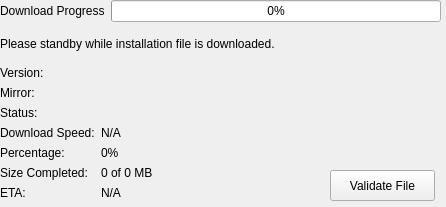
Old version of the form playground/gsoc/PaW/src/ui/gui/downloading.ui in the repository pars-linux/uludag.
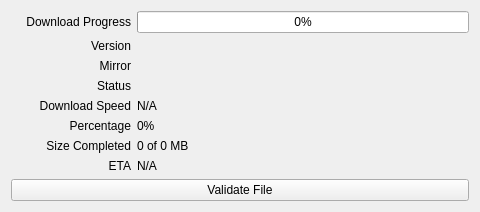
New version of the form.

```diff
--- a/playground/gsoc/PaW/src/ui/gui/downloading.ui
+++ b/playground/gsoc/PaW/src/ui/gui/downloading.ui
@@ -6,82 +6,75 @@
    <rect>
     <x>0</x>
     <y>0</y>
-    <width>446</width>
-    <height>207</height>
+    <width>480</width>
+    <height>182</height>
    </rect>
   </property>
   <property name="windowTitle">
    <string/>
   </property>
-  <widget class="QWidget" name="verticalLayoutWidget">
-   <property name="geometry">
-    <rect>
-     <x>0</x>
-     <y>0</y>
-     <width>441</width>
-     <height>200</height>
-    </rect>
-   </property>
-   <layout class="QVBoxLayout" name="verticalLayout">
-    <item>
-     <layout class="QHBoxLayout" name="horizontalLayout_3">
-      <item>
-       <widget class="QLabel" name="lblProgress">
-        <property name="text">
-         <string>Download Progress</string>
-        </property>
-       </widget>
-      </item>
-      <item>
-       <widget class="QProgressBar" name="progressBar">
-        <property name="value">
-         <number>0</number>
-        </property>
-       </widget>
-      </item>
-     </layout>
-    </item>
-    <item>
-     <widget class="QLabel" name="lblDescription">
-      <property name="text">
-       <string>Please standby while installation file is downloaded.</string>
-      </property>
-     </widget>
-    </item>
-    <item>
+  <layout class="QGridLayout" name="gridLayout">
+   <item row="0" column="0">
      <layout class="QFormLayout" name="formLayout_4">
       <property name="fieldGrowthPolicy">
        <enum>QFormLayout::ExpandingFieldsGrow</enum>
       </property>
-      <item row="0" column="0">
+     <item row="1" column="0">
        <widget class="QLabel" name="lblVersion">
+       <property name="minimumSize">
+        <size>
+         <width>120</width>
+         <height>0</height>
+        </size>
+       </property>
         <property name="text">
-         <string>Version:</string>
+        <string>Version</string>
+       </property>
+       <property name="alignment">
+        <set>Qt::AlignRight|Qt::AlignTrailing|Qt::AlignVCenter</set>
         </property>
        </widget>
       </item>
-      <item row="1" column="0">
+     <item row="2" column="0">
        <widget class="QLabel" name="lblMirror">
+       <property name="minimumSize">
+        <size>
+         <width>120</width>
+         <height>0</height>
+        </size>
+       </property>
         <property name="text">
-         <string>Mirror:</string>
+        <string>Mirror</string>
+       </property>
+       <property name="alignment">
+        <set>Qt::AlignRight|Qt::AlignTrailing|Qt::AlignVCenter</set>
         </property>
        </widget>
       </item>
-      <item row="1" column="1">
+     <item row="2" column="1">
        <widget class="QLabel" name="mirror">
         <property name="text">
          <string/>
         </property>
        </widget>
       </item>
-      <item row="2" column="0">
+     <item row="3" column="0">
        <widget class="QLabel" name="lblStatus">
+       <property name="minimumSize">
+        <size>
+         <width>120</width>
+         <height>0</height>
+        </size>
+       </property>
         <property name="text">
-         <string>Status:</string>
+        <string>Status</string>
+       </property>
+       <property name="alignment">
+        <set>Qt::AlignRight|Qt::AlignTrailing|Qt::AlignVCenter</set>
         </property>
        </widget>
       </item>
-      <item row="2" column="1">
+     <item row="3" column="1">
        <widget class="QLabel" name="status">
         <property name="text">
          <string/>
@@ -91,86 +84,144 @@
         </property>
        </widget>
       </item>
-      <item row="3" column="0">
+     <item row="4" column="0">
        <widget class="QLabel" name="lblSpeed">
+       <property name="minimumSize">
+        <size>
+         <width>120</width>
+         <height>0</height>
+        </size>
+       </property>
         <property name="text">
-         <string>Download Speed:</string>
+        <string>Download Speed</string>
+       </property>
+       <property name="alignment">
+        <set>Qt::AlignRight|Qt::AlignTrailing|Qt::AlignVCenter</set>
         </property>
        </widget>
       </item>
-      <item row="3" column="1">
+     <item row="4" column="1">
        <widget class="QLabel" name="speed">
         <property name="text">
          <string>N/A</string>
         </property>
        </widget>
       </item>
-      <item row="4" column="0">
+     <item row="5" column="0">
        <widget class="QLabel" name="lblPercentage">
+       <property name="minimumSize">
+        <size>
+         <width>120</width>
+         <height>0</height>
+        </size>
+       </property>
         <property name="text">
-         <string>Percentage:</string>
+        <string>Percentage</string>
+       </property>
+       <property name="alignment">
+        <set>Qt::AlignRight|Qt::AlignTrailing|Qt::AlignVCenter</set>
         </property>
        </widget>
       </item>
-      <item row="4" column="1">
+     <item row="5" column="1">
        <widget class="QLabel" name="percentage">
         <property name="text">
          <string>0%</string>
         </property>
        </widget>
       </item>
-      <item row="5" column="0">
+     <item row="6" column="0">
        <widget class="QLabel" name="lblCompleted">
+       <property name="minimumSize">
+        <size>
+         <width>120</width>
+         <height>0</height>
+        </size>
+       </property>
         <property name="text">
-         <string>Size Completed:</string>
+        <string>Size Completed</string>
+       </property>
+       <property name="alignment">
+        <set>Qt::AlignRight|Qt::AlignTrailing|Qt::AlignVCenter</set>
         </property>
        </widget>
       </item>
-      <item row="5" column="1">
+     <item row="6" column="1">
        <widget class="QLabel" name="completed">
         <property name="text">
          <string>0 of 0 MB</string>
         </property>
        </widget>
       </item>
-      <item row="6" column="0">
+     <item row="7" column="0">
        <widget class="QLabel" name="lblETA">
+       <property name="minimumSize">
+        <size>
+         <width>120</width>
+         <height>0</height>
+        </size>
+       </property>
         <property name="text">
-         <string>ETA:</string>
+        <string>ETA</string>
+       </property>
+       <property name="alignment">
+        <set>Qt::AlignRight|Qt::AlignTrailing|Qt::AlignVCenter</set>
         </property>
        </widget>
       </item>
-      <item row="6" column="1">
+     <item row="7" column="1">
        <widget class="QLabel" name="ETA">
         <property name="text">
          <string>N/A</string>
         </property>
        </widget>
       </item>
-      <item row="0" column="1">
+     <item row="1" column="1">
        <widget class="QLabel" name="version">
         <property name="text">
          <string/>
         </property>
        </widget>
       </item>
-     </layout>
-    </item>
-   </layout>
-  </widget>
+     <item row="0" column="0">
+      <widget class="QLabel" name="lblProgress">
+       <property name="minimumSize">
+        <size>
+         <width>120</width>
+         <height>0</height>
+        </size>
+       </property>
+       <property name="text">
+        <string>Download Progress</string>
+       </property>
+       <property name="alignment">
+        <set>Qt::AlignRight|Qt::AlignTrailing|Qt::AlignVCenter</set>
+       </property>
+      </widget>
+     </item>
+     <item row="0" column="1">
+      <widget class="QProgressBar" name="progressBar">
+       <property name="value">
+        <number>0</number>
+       </property>
+      </widget>
+     </item>
+    </layout>
+   </item>
+   <item row="1" column="0">
   <widget class="QPushButton" name="btnCheck">
-   <property name="geometry">
-    <rect>
-     <x>330</x>
-     <y>170</y>
-     <width>105</width>
-     <height>31</height>
-    </rect>
+     <property name="sizePolicy">
+      <sizepolicy hsizetype="Preferred" vsizetype="Preferred">
+       <horstretch>0</horstretch>
+       <verstretch>0</verstretch>
+      </sizepolicy>
    </property>
    <property name="text">
     <string>Validate File</string>
    </property>
   </widget>
+   </item>
+  </layout>
  </widget>
  <resources/>
  <connections/>
```
Lines whose indentation alone changed are shown as unchanged.
